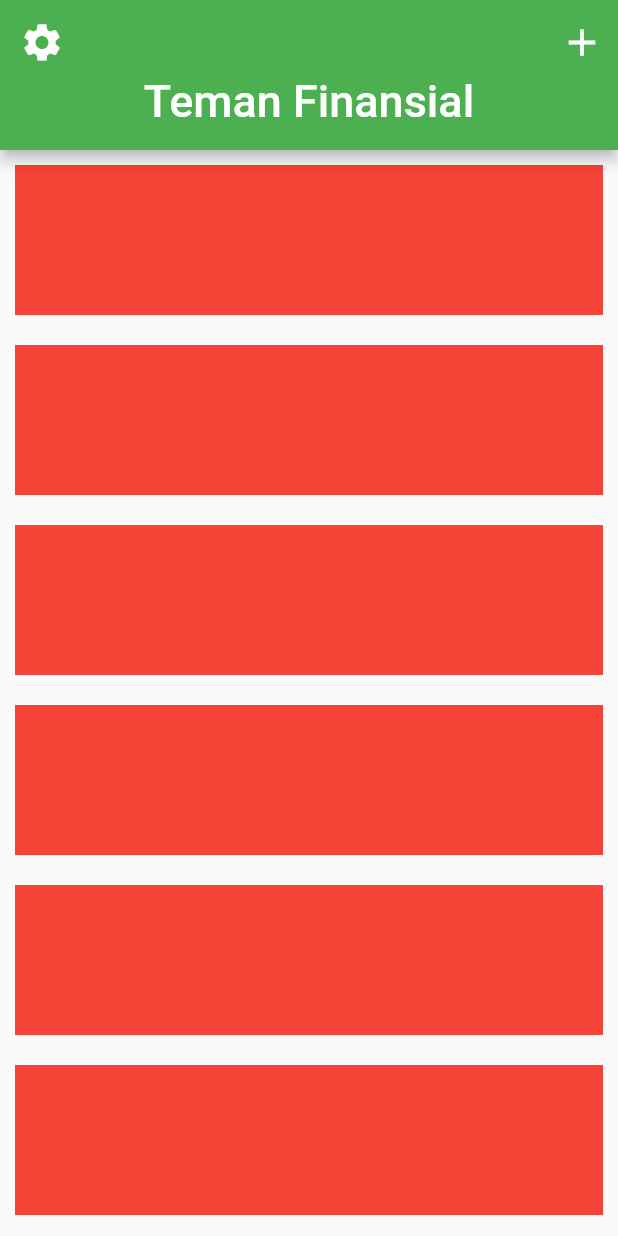
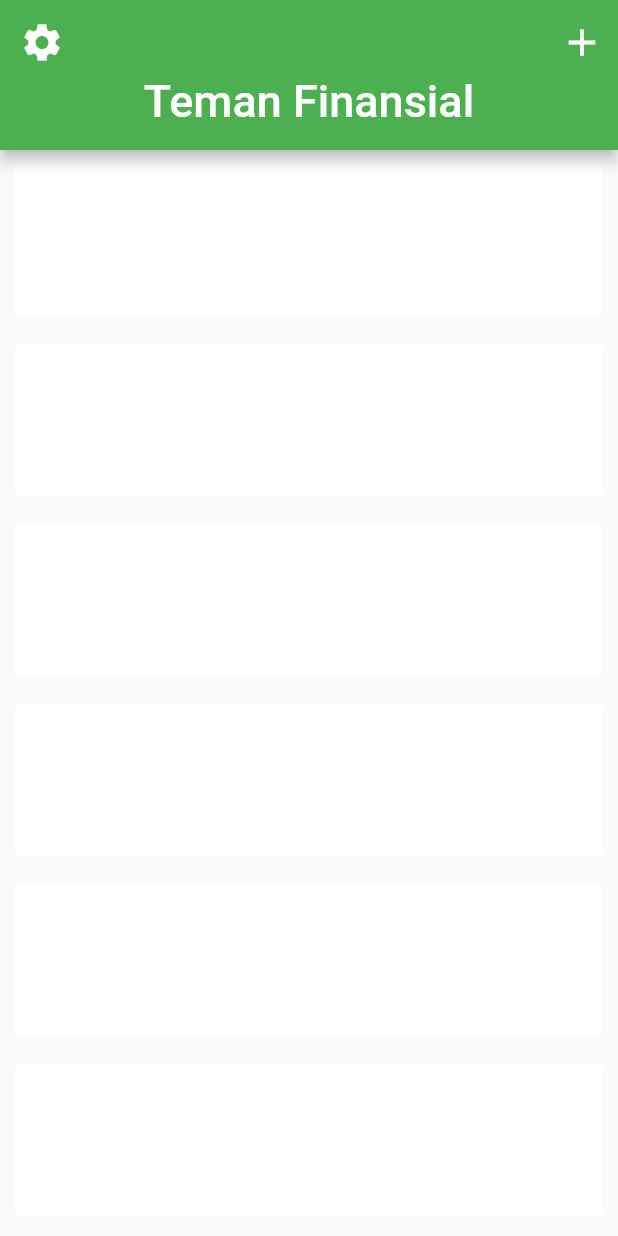
Before and after one commit to rizkitriandani/teman_finansial_app, a Flutter app: the screen it shows after launch, on a phone screen of 412 x 824 dp. Run offline on Flutter 3.47's test engine with Material 2 defaults, Android fonts, the phone set to English and light mode, and no system bars.

Commit message:
Add comment as helper.

```diff
--- a/lib/ui/home_screen.dart
+++ b/lib/ui/home_screen.dart
@@ -6,6 +6,7 @@ class HomeScreen extends StatelessWidget {
     return Scaffold(
       body: CustomScrollView(
         slivers: [
+          //! APP BAR
           SliverAppBar(
             expandedHeight: 100,
             floating: true,
@@ -23,16 +24,21 @@ class HomeScreen extends StatelessWidget {
               IconButton(onPressed: () {}, icon: Icon(Icons.add), iconSize: 30)
             ],
           ),
+           //! APP BAR
+
+          //!LIST
           SliverList(
             delegate:
                 SliverChildBuilderDelegate((BuildContext context, int index) {
               return Container(
                 margin: EdgeInsets.all(10),
                 height: 100,
-                color:Colors.red
+                color:Colors.white
               );
             }),
-          )
+          ),
+        //!LIST
+
         ],
       ),
     );
```
